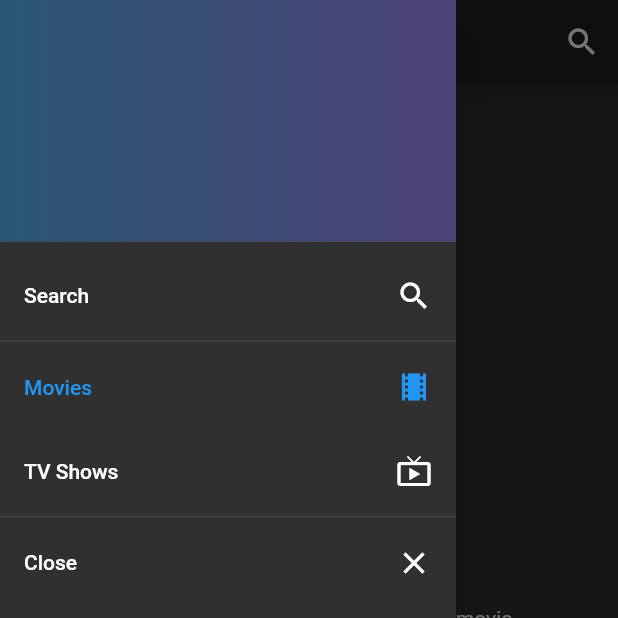
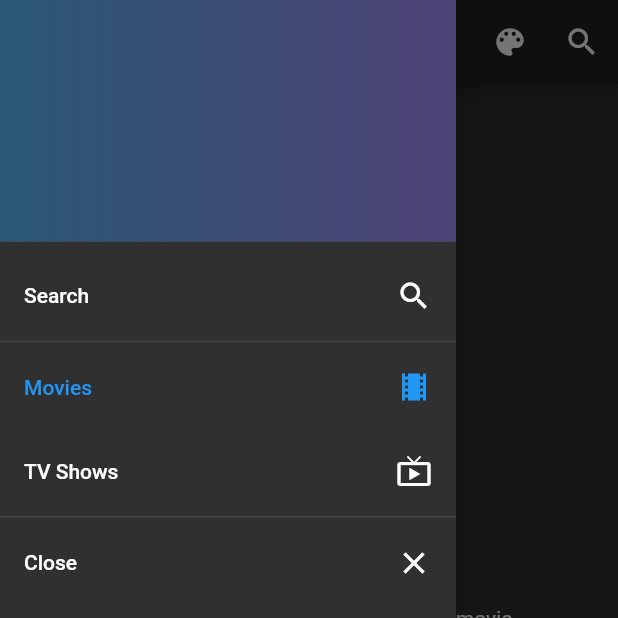
Before and after one commit to Dolloong/Cinematics, a Flutter app: the screen it shows after launch, with the side drawer open, on a phone screen of 412 x 824 dp, the top half of it. Run offline on Flutter 3.47's test engine with Material 2 defaults, Android fonts, the phone set to English and light mode, and no system bars; our stand-ins replace rxdart, shared_preferences; missing offline and left inert: flutter_search_bar.

Commit message:
type: feat - use scoped model pattern to allow theme changing

```diff
--- a/lib/app.dart
+++ b/lib/app.dart
@@ -1,15 +1,18 @@
 import 'package:flutter/material.dart';
+import 'package:movies_flutter/scoped_models/app_model.dart';
 import 'package:movies_flutter/widgets/home_page.dart';
+import 'package:scoped_model/scoped_model.dart';
 
 class CinematicApp extends StatelessWidget {
   // This widget is the root of your application.
   @override
   Widget build(BuildContext context) {
-    return new MaterialApp(
-      title: 'Cinematic',
-      theme: new ThemeData.dark(),
-      home: new HomePage(),
+    return new ScopedModelDescendant<AppModel>(
+      builder: (context, child, model) => new MaterialApp(
+            title: 'Cinematic',
+            theme: model.theme,
+            home: new HomePage(),
+          ),
     );
   }
-
 }
--- a/lib/model/mediaitem.dart
+++ b/lib/model/mediaitem.dart
@@ -1,7 +1,6 @@
 import 'package:movies_flutter/util/utils.dart';
 
 class MediaItem {
-
   MediaType type;
   int id;
   double voteAverage;
@@ -19,30 +18,23 @@ class MediaItem {
   int getReleaseYear() {
     return releaseDate == null || releaseDate == ""
         ? 0
-        : DateTime
-        .parse(releaseDate)
-        .year;
+        : DateTime.parse(releaseDate).year;
   }
 
-  factory MediaItem(Map jsonMap, MediaType type) {
-    return new MediaItem._internalFromJson(jsonMap, type: type);
-  }
+  factory MediaItem(Map jsonMap, MediaType type) =>
+      new MediaItem._internalFromJson(jsonMap, type: type);
 
   MediaItem._internalFromJson(Map jsonMap, {MediaType type: MediaType.movie})
-      :
-        type = type,
+      : type = type,
         id = jsonMap["id"].toInt(),
         voteAverage = jsonMap["vote_average"].toDouble(),
         title = jsonMap[(type == MediaType.movie ? "title" : "name")],
         posterPath = jsonMap["poster_path"] ?? "",
         backdropPath = jsonMap["backdrop_path"] ?? "",
         overview = jsonMap["overview"],
-        releaseDate = jsonMap[(type == MediaType.movie
-            ? "release_date"
-            : "first_air_date")],
+        releaseDate = jsonMap[
+            (type == MediaType.movie ? "release_date" : "first_air_date")],
         genreIds = jsonMap["genre_ids"];
-
-
 }
 
 enum MediaType { movie, show }
--- /dev/null
+++ b/lib/scoped_models/app_model.dart
@@ -0,0 +1,26 @@
+import 'package:flutter/material.dart';
+import 'package:scoped_model/scoped_model.dart';
+import 'package:shared_preferences/shared_preferences.dart';
+
+class AppModel extends Model {
+  final SharedPreferences _sharedPrefs;
+  static const _THEME_KEY = "theme_prefs_key";
+
+  AppModel(this._sharedPrefs) {
+    _currentTheme = _sharedPrefs.getInt(_THEME_KEY) ?? 0;
+  }
+
+  static List<ThemeData> _themes = [
+    new ThemeData.dark(),
+    new ThemeData.light()
+  ];
+  int _currentTheme = 0;
+
+  ThemeData get theme => _themes[_currentTheme];
+
+  void toggleTheme() {
+    _currentTheme = (_currentTheme + 1) % _themes.length;
+    _sharedPrefs.setInt(_THEME_KEY, _currentTheme);
+    notifyListeners();
+  }
+}
--- a/lib/widgets/home_page.dart
+++ b/lib/widgets/home_page.dart
@@ -1,8 +1,10 @@
 import 'package:flutter/material.dart';
 import 'package:movies_flutter/model/mediaitem.dart';
+import 'package:movies_flutter/scoped_models/app_model.dart';
 import 'package:movies_flutter/util/mediaproviders.dart';
 import 'package:movies_flutter/util/navigator.dart';
 import 'package:movies_flutter/widgets/movie_list/movie_list.dart';
+import 'package:scoped_model/scoped_model.dart';
 
 class HomePage extends StatefulWidget {
   @override
@@ -22,6 +24,14 @@ class HomePageState extends State<HomePage> {
     return new Scaffold(
       appBar: new AppBar(
         actions: <Widget>[
+          new ScopedModelDescendant<AppModel>(
+            builder: (context, child, model) => new IconButton(
+                icon: new Icon(
+                  Icons.color_lens,
+                  color: Colors.white,
+                ),
+                onPressed: () => model.toggleTheme()),
+          ),
           new IconButton(
             icon: new Icon(Icons.search, color: Colors.white),
             onPressed: () => goToSearch(context),
--- a/lib/widgets/utilviews/text_bubble.dart
+++ b/lib/widgets/utilviews/text_bubble.dart
@@ -6,8 +6,8 @@ class TextBubble extends StatelessWidget {
   final Color textColor;
 
   TextBubble(this.text,
-      {this.backgroundColor: const Color(0xFF424242),
-      this.textColor: Colors.white});
+      {this.backgroundColor = const Color(0xFF424242),
+      this.textColor = Colors.white});
 
   @override
   Widget build(BuildContext context) {
--- a/pubspec.yaml
+++ b/pubspec.yaml
@@ -12,7 +12,8 @@ dependencies:
   intl: "^0.15.2"
   flutter_search_bar: "^2.0.2"
   rxdart: "^0.16.5"
-
+  scoped_model: "^0.2.0"
+  shared_preferences: "^0.4.1"
 
 dev_dependencies:
   flutter_test:
```
Also changed, not shown: lib/main.dart (+9 -1 lines), lib/util/api_client.dart (+23 -53 lines), lib/widgets/movie_list/movie_list_item.dart (+34 -17 lines), pubspec.lock.
